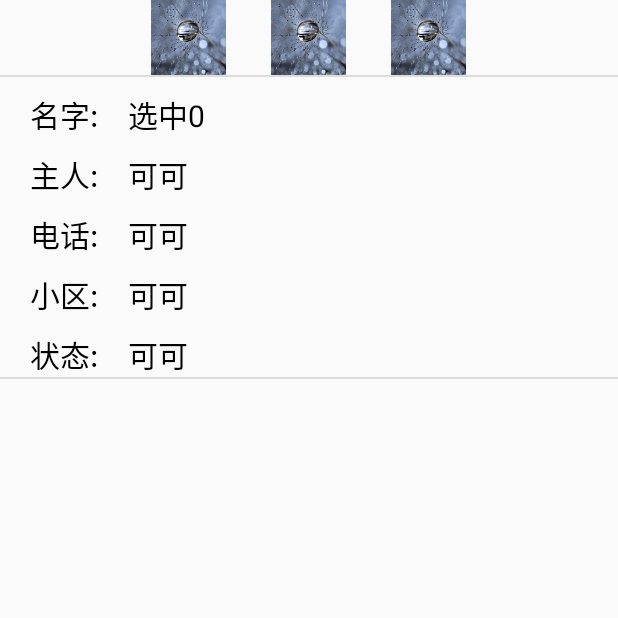
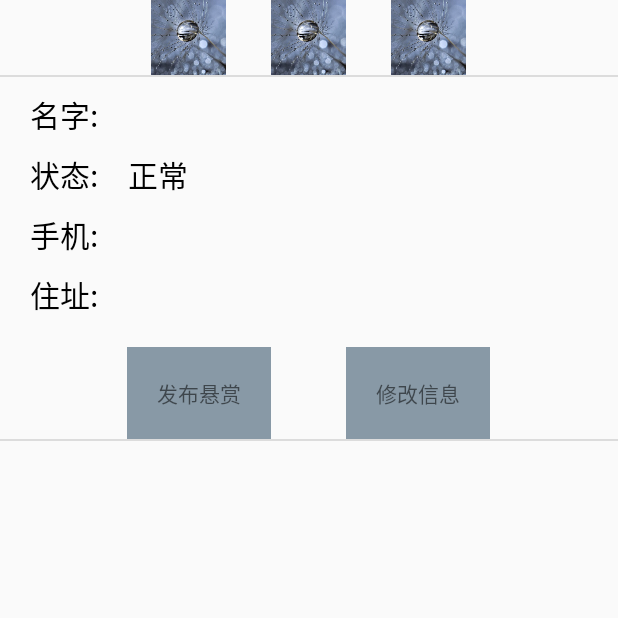
Before and after one commit to zhang3371289/FindDog, an Android app: the MyPetActivity screen opened directly, with no data from a screen before it, on a phone screen of 412 x 824 dp, the top half of it. Run offline under Robolectric (Android 15) with nearby library versions, the light colour scheme and no system bars; libraries missing offline, so code that uses them is left out: com.baidu.location; pictures from the network do not load; 1 statement that could not run was skipped.

Commit message:
修改宠物预览

```diff
--- a/app/src/main/java/com/find/dog/activity/MyPetActivity.java
+++ b/app/src/main/java/com/find/dog/activity/MyPetActivity.java
@@ -13,21 +13,26 @@ import com.find.dog.R;
 import com.find.dog.adapter.PetFooterAdapter;
 import com.find.dog.adapter.PetTopAdapter;
 import com.find.dog.main.BaseActivity;
+import com.find.dog.utils.MyManger;
+import com.find.dog.utils.ToastUtil;
 
 import java.util.ArrayList;
+
+import static android.R.attr.name;
 
 /**
  *  Created by zhangzhongwei on 2017/7/11.
  * 我的宠物
  */
-public class MyPetActivity extends BaseActivity {
+public class MyPetActivity extends BaseActivity implements View.OnClickListener{
 	private ListView mListView;
 	private RecyclerView mTopRV;
 	private Context mContext;
-	private TextView name;
 	private PetFooterAdapter mFooterAdapter;
 	private static int selectPosition = 0;
 	private ArrayList<String> mPicList = new ArrayList<String>();//图片路径集合
+	private String mName,mAdress;
+	private TextView name_text,type_text,phone_text,adress_text;
 	@Override
 	protected void onCreate(Bundle savedInstanceState) {
 		super.onCreate(savedInstanceState);
@@ -38,6 +43,8 @@ public class MyPetActivity extends BaseActivity {
 
 	private void intview() {
 		mPicList = getIntent().getStringArrayListExtra(UpLoadActivity.PIC_LIST);
+		mName = getIntent().getStringExtra("name");
+		mAdress = getIntent().getStringExtra("adress");
 		mContext = this;
 		mListView = (ListView) findViewById(R.id.fragment_pet_listview);
 		addTop();
@@ -52,7 +59,6 @@ public class MyPetActivity extends BaseActivity {
 	 */
 	public void getData(int position){
 		selectPosition = position;
-		name.setText("选中"+position);
 //		switch (position){
 //			case 0:
 //				datas = data1;
@@ -89,7 +95,10 @@ public class MyPetActivity extends BaseActivity {
 	 */
 	private void addFooter() {
 		View footerView = LayoutInflater.from(mContext).inflate(R.layout.fragment_pet_addfooter, null, false);
-		name = (TextView) footerView.findViewById(R.id.fragment_pet_name);
+		name_text = (TextView) footerView.findViewById(R.id.fragment_pet_name);
+		phone_text = (TextView) footerView.findViewById(R.id.fragment_pet_phone);
+		adress_text = (TextView) footerView.findViewById(R.id.fragment_pet_zhuzhi);
+		type_text = (TextView) footerView.findViewById(R.id.fragment_pet_zhuangtai);
 		mTopRV = (RecyclerView) footerView.findViewById(R.id.fragment_pet_rv);
 		//设置布局管理器
 		LinearLayoutManager linearLayoutManager = new LinearLayoutManager(mContext);
@@ -98,6 +107,23 @@ public class MyPetActivity extends BaseActivity {
 		mListView.addFooterView(footerView);
 		mFooterAdapter = new PetFooterAdapter(mPicList,mContext);
 		mTopRV.setAdapter(mFooterAdapter);
+		name_text.setText(mName);
+		phone_text.setText(MyManger.getUserInfo());
+		adress_text.setText(mAdress);
+		footerView.findViewById(R.id.fabu).setOnClickListener(this);
+		footerView.findViewById(R.id.change).setOnClickListener(this);
 	}
 
+	@Override
+	public void onClick(View v) {
+		switch (v.getId()){
+			case R.id.fabu:
+				ToastUtil.showTextToast(mContext,"fabu");
+				break;
+			case R.id.change:
+				ToastUtil.showTextToast(mContext,"xiugai");
+				break;
+		}
+
+	}
 }
--- a/app/src/main/java/com/find/dog/activity/UpLoadActivity.java
+++ b/app/src/main/java/com/find/dog/activity/UpLoadActivity.java
@@ -16,6 +16,7 @@ import android.support.v7.widget.RecyclerView;
 import android.util.Log;
 import android.view.View;
 import android.view.View.OnClickListener;
+import android.widget.EditText;
 import android.widget.LinearLayout;
 import android.widget.TextView;
 import android.widget.Toast;
@@ -34,6 +35,7 @@ import java.util.ArrayList;
 
 /**
  * 高级回复（多图压缩上传）
+ *
  * @author zlz
  * @Data 2016年7月27日
  */
@@ -49,7 +51,8 @@ public class UpLoadActivity extends BaseActivity implements OnClickListener {
     private UpLoadAdapter mAdapter;
     private LinearLayout normalLayout;
     public static String PIC_LIST = "PIC_LIST";
-	private Handler mHandler = new Handler(){
+    private EditText mNameEdit,mAdressEdit,mPhoneEdit;
+    private Handler mHandler = new Handler() {
 
         @Override
         public void handleMessage(Message msg) {
@@ -85,7 +88,9 @@ public class UpLoadActivity extends BaseActivity implements OnClickListener {
      * 实例化组件 & 设置监听
      */
     private void initView() {
-
+        mNameEdit = (EditText) findViewById(R.id.activity_upload_name_edit);
+        mAdressEdit = (EditText) findViewById(R.id.activity_upload_adress_edit);
+        mPhoneEdit = (EditText) findViewById(R.id.activity_upload_phone_edit);
         mRecyclerView = (RecyclerView) findViewById(R.id.activity_upload_rv);
         //设置布局管理器
         LinearLayoutManager linearLayoutManager = new LinearLayoutManager(mActivity);
@@ -97,27 +102,27 @@ public class UpLoadActivity extends BaseActivity implements OnClickListener {
         mCommit.setOnClickListener(this);
         findViewById(R.id.back_layout).setOnClickListener(this);
         normalLayout = (LinearLayout) findViewById(R.id.activity_upload_normal_layout);
-		if(MyManger.isLogin()){
+        if (MyManger.isLogin()) {
             normalLayout.setVisibility(View.GONE);
-		}else{
+        } else {
             normalLayout.setVisibility(View.VISIBLE);
         }
     }
 
     @Override
-	protected void onActivityResult(int requestCode, int resultCode, Intent data){
+    protected void onActivityResult(int requestCode, int resultCode, Intent data) {
         switch (requestCode) {
             case 11://图片选择 返回---zlz
 
-			if(resultCode == RESULT_OK){
+                if (resultCode == RESULT_OK) {
                     ArrayList<String> selected = (ArrayList<String>) data.getSerializableExtra(SelectPictureActivity.INTENT_SELECTED_PICTURE);
 
                     mAdapter.refresh(selected);
                     //ImageList.size > 0 ? 可提交（红色） ：不可提交（黑色）
-				if(canCommitFromImage()){
+                    if (canCommitFromImage()) {
                         mCommit.setTextColor(getResources().getColor(R.color.red));
                         mCommit.setEnabled(true);
-				}else{
+                    } else {
                         mCommit.setTextColor(getResources().getColor(R.color.location_city_gps));
                         mCommit.setEnabled(false);
                     }
@@ -158,31 +163,32 @@ public class UpLoadActivity extends BaseActivity implements OnClickListener {
         }
 
 
-
     }
 
-	private void addCropPicture(String path){
-		if(path != null){
+    private void addCropPicture(String path) {
+        if (path != null) {
             mAdapter.update(path);
             /*提交按钮可点击*/
             mCommit.setTextColor(getResources().getColor(R.color.red));
             mCommit.setEnabled(true);
 
-		}else{
+        } else {
             Toast.makeText(mActivity, "裁剪失败，请重试一下吧~", Toast.LENGTH_SHORT).show();
             mCommit.setTextColor(getResources().getColor(R.color.location_city_gps));
             mCommit.setEnabled(false);
         }
     }
+
     /**
      * 判断图片 是否可 提交
+     *
      * @return
      */
-	private boolean canCommitFromImage(){
+    private boolean canCommitFromImage() {
         boolean canCommit = false;
-		if(mAdapter.getList().size() <= 0){
+        if (mAdapter.getList().size() <= 0) {
             canCommit = false;
-		}else{
+        } else {
             canCommit = true;
         }
         return canCommit;
@@ -221,8 +227,14 @@ public class UpLoadActivity extends BaseActivity implements OnClickListener {
 //				Intent goLogin = new Intent(mActivity,LoginActivity.class);
 //				startActivity(goLogin);
 //			}
-			Intent intent = new Intent(mActivity,MyPetActivity.class);
-			intent.putExtra(PIC_LIST,mAdapter.getList());
+                if (!MyManger.isLogin()) {
+                    MyManger.saveUserInfo(mPhoneEdit.getText().toString());
+                }
+
+                Intent intent = new Intent(mActivity, MyPetActivity.class);
+                intent.putExtra(PIC_LIST, mAdapter.getList());
+                intent.putExtra("name", mNameEdit.getText().toString());
+                intent.putExtra("adress", mAdressEdit.getText().toString());
                 startActivity(intent);
                 break;
             case R.id.back_layout:
@@ -258,15 +270,15 @@ public class UpLoadActivity extends BaseActivity implements OnClickListener {
 //									}
 //								});
 
-								Intent intentImage = new Intent(mActivity,SelectAlbumActivity.class);
+                                Intent intentImage = new Intent(mActivity, SelectAlbumActivity.class);
                                 //			intentImage.putExtra(SelectPictureActivity.INTENT_MAX_NUM, 3);//选择三张
-								intentImage.putExtra(SelectPictureActivity.INTENT_SELECTED_PICTURE,mAdapter.getList());
-								startActivityForResult(intentImage,11);
+                                intentImage.putExtra(SelectPictureActivity.INTENT_SELECTED_PICTURE, mAdapter.getList());
+                                startActivityForResult(intentImage, 11);
 
                                 break;
                             case 1://拍照
 
-								if(mAdapter.getList().size() >= 3){
+                                if (mAdapter.getList().size() >= 3) {
                                     Toast.makeText(mActivity, "三张图片", Toast.LENGTH_SHORT).show();
                                     return;
                                 }
@@ -296,23 +308,23 @@ public class UpLoadActivity extends BaseActivity implements OnClickListener {
 
 
     private void zoomPicture() {
-		new Thread(){
+        new Thread() {
 
             @Override
             public void run() {
                 //循环挨个压缩
-				for(int i = 0; i < mAdapter.getList().size();i++){
+                for (int i = 0; i < mAdapter.getList().size(); i++) {
 
                     tempBitmap = BitmapUtilImage.getLocationBitmap(mAdapter.getList().get(i));
-					if(tempBitmap != null){
-						String path = BitmapUtil.saveMyBitmap("temp"+i, tempBitmap,mActivity);
+                    if (tempBitmap != null) {
+                        String path = BitmapUtil.saveMyBitmap("temp" + i, tempBitmap, mActivity);
                         mtempList.add(path);
 
-						if(null != tempBitmap){
+                        if (null != tempBitmap) {
 
                             tempBitmap.recycle();
                         }
-					}else{
+                    } else {
                         mHandler.sendEmptyMessage(203);
                     }
 
@@ -388,8 +400,8 @@ public class UpLoadActivity extends BaseActivity implements OnClickListener {
 
     }
 
-	public boolean canCommit(){
-		if(mGetEditText.length() > 0){
+    public boolean canCommit() {
+        if (mGetEditText.length() > 0) {
             return true;
         }
         return false;
--- a/app/src/main/res/layout/activity_upload_layout.xml
+++ b/app/src/main/res/layout/activity_upload_layout.xml
@@ -182,7 +182,7 @@
                 android:gravity="center"
                 android:paddingBottom="15dp"
                 android:paddingTop="15dp"
-                android:text="确定"/>
+                android:text="保存"/>
         </LinearLayout>
     </ScrollView>
 
--- a/app/src/main/res/layout/fragment_pet_addfooter.xml
+++ b/app/src/main/res/layout/fragment_pet_addfooter.xml
@@ -1,6 +1,5 @@
 <?xml version="1.0" encoding="utf-8"?>
-<RelativeLayout
-    xmlns:android="http://schemas.android.com/apk/res/android"
+<RelativeLayout xmlns:android="http://schemas.android.com/apk/res/android"
     android:id="@+id/activity_main"
     android:layout_width="match_parent"
     android:layout_height="match_parent">
@@ -21,7 +20,7 @@
                 style="@style/PetTextStyle"
                 android:layout_width="wrap_content"
                 android:layout_height="wrap_content"
-                android:text="名字:"/>
+                android:text="名字:" />
 
             <TextView
                 android:id="@+id/fragment_pet_name"
@@ -29,7 +28,7 @@
                 android:layout_width="wrap_content"
                 android:layout_height="wrap_content"
                 android:layout_marginLeft="20dp"
-                android:text="可可"/>
+                android:text="可可" />
 
         </LinearLayout>
 
@@ -42,15 +41,15 @@
                 style="@style/PetTextStyle"
                 android:layout_width="wrap_content"
                 android:layout_height="wrap_content"
-                android:text="主人:"/>
+                android:text="状态:" />
 
             <TextView
-                android:id="@+id/fragment_pet_zhuren"
+                android:id="@+id/fragment_pet_zhuangtai"
                 style="@style/PetTextStyle"
                 android:layout_width="wrap_content"
                 android:layout_height="wrap_content"
                 android:layout_marginLeft="20dp"
-                android:text="可可"/>
+                android:text="正常" />
 
         </LinearLayout>
 
@@ -63,7 +62,7 @@
                 style="@style/PetTextStyle"
                 android:layout_width="wrap_content"
                 android:layout_height="wrap_content"
-                android:text="电话:"/>
+                android:text="手机:" />
 
             <TextView
                 android:id="@+id/fragment_pet_phone"
@@ -71,7 +70,7 @@
                 android:layout_width="wrap_content"
                 android:layout_height="wrap_content"
                 android:layout_marginLeft="20dp"
-                android:text="可可"/>
+                android:text="1331331" />
 
         </LinearLayout>
 
@@ -84,38 +83,19 @@
                 style="@style/PetTextStyle"
                 android:layout_width="wrap_content"
                 android:layout_height="wrap_content"
-                android:text="小区:"/>
+                android:text="住址:" />
 
             <TextView
-                android:id="@+id/fragment_pet_xiaoqu"
+                android:id="@+id/fragment_pet_zhuzhi"
                 style="@style/PetTextStyle"
                 android:layout_width="wrap_content"
                 android:layout_height="wrap_content"
                 android:layout_marginLeft="20dp"
-                android:text="可可"/>
+                android:text="可可" />
 
         </LinearLayout>
 
-        <LinearLayout
-            android:layout_width="match_parent"
-            android:layout_height="wrap_content"
-            android:layout_marginTop="10dp">
 
-            <TextView
-                style="@style/PetTextStyle"
-                android:layout_width="wrap_content"
-                android:layout_height="wrap_content"
-                android:text="状态:"/>
-
-            <TextView
-                android:id="@+id/fragment_pet_zhuangtai"
-                style="@style/PetTextStyle"
-                android:layout_width="wrap_content"
-                android:layout_height="wrap_content"
-                android:layout_marginLeft="20dp"
-                android:text="可可"/>
-
-        </LinearLayout>
     </LinearLayout>
 
     <android.support.v7.widget.RecyclerView
@@ -123,6 +103,32 @@
         android:layout_width="match_parent"
         android:layout_height="wrap_content"
         android:layout_below="@+id/fragment_pet_layout"
-        android:scrollbars="none"/>
+        android:scrollbars="none" />
+
+    <LinearLayout
+        android:layout_width="match_parent"
+        android:layout_height="wrap_content"
+        android:layout_below="@+id/fragment_pet_rv"
+        android:layout_marginTop="20dp"
+        android:gravity="center"
+        android:orientation="horizontal">
+
+        <TextView
+            android:id="@+id/fabu"
+            android:layout_width="wrap_content"
+            android:layout_height="wrap_content"
+            android:background="@color/c_8899a6"
+            android:padding="20dp"
+            android:text="发布悬赏" />
+
+        <TextView
+            android:id="@+id/change"
+            android:layout_width="wrap_content"
+            android:layout_height="wrap_content"
+            android:layout_marginLeft="50dp"
+            android:background="@color/c_8899a6"
+            android:padding="20dp"
+            android:text="修改信息" />
+    </LinearLayout>
 
 </RelativeLayout>
```
Lines whose indentation alone changed are shown as unchanged.
